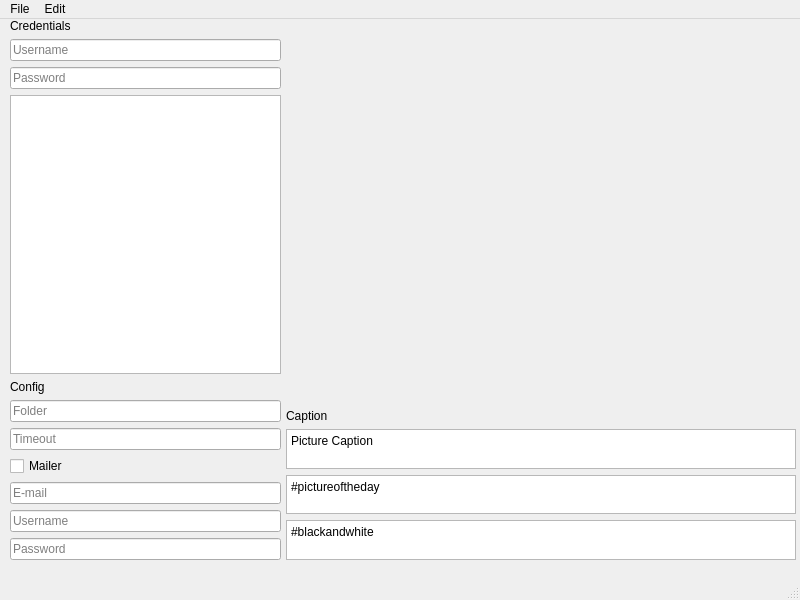
Old version of the form qt/window/mainWindow.ui in the repository 7aske/instapy-bot.
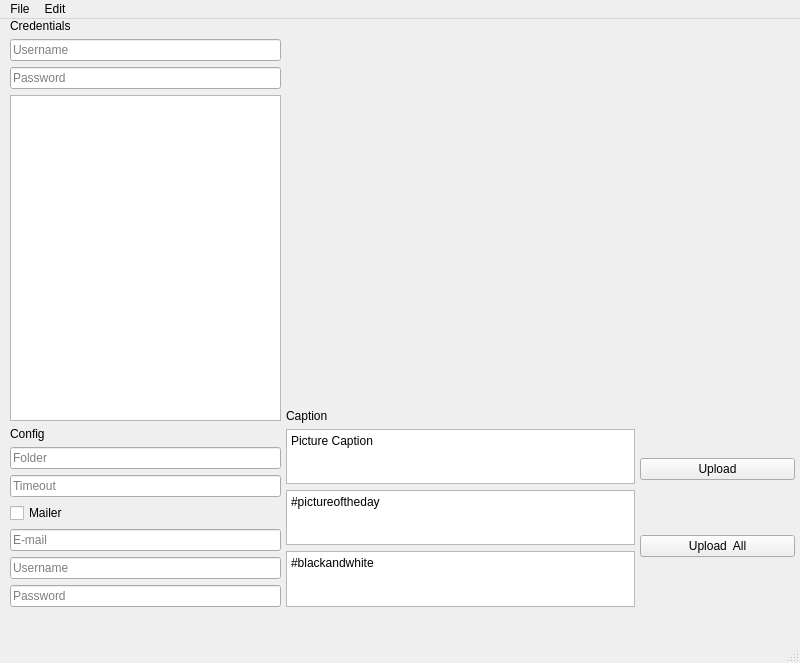
New version of the form.

Commit message: config read/write on exit, upload single photo,  mailer, state<->config  functions

Patch:
```diff
--- a/qt/window/mainWindow.ui
+++ b/qt/window/mainWindow.ui
@@ -7,12 +7,18 @@
     <x>0</x>
     <y>0</y>
     <width>800</width>
-    <height>600</height>
+    <height>663</height>
    </rect>
   </property>
   <property name="windowTitle">
    <string>MainWindow</string>
   </property>
+  <property name="documentMode">
+   <bool>false</bool>
+  </property>
+  <property name="tabShape">
+   <enum>QTabWidget::Rounded</enum>
+  </property>
   <widget class="QWidget" name="centralwidget">
    <widget class="QWidget" name="verticalLayoutWidget">
     <property name="geometry">
@@ -20,7 +26,7 @@
       <x>10</x>
       <y>0</y>
       <width>271</width>
-      <height>541</height>
+      <height>588</height>
      </rect>
     </property>
     <layout class="QVBoxLayout" name="verticalLayout">
@@ -161,13 +167,13 @@
      </item>
     </layout>
    </widget>
-   <widget class="QWidget" name="">
+   <widget class="QWidget" name="layoutWidget">
     <property name="geometry">
      <rect>
       <x>286</x>
       <y>390</y>
-      <width>510</width>
-      <height>151</height>
+      <width>349</width>
+      <height>198</height>
      </rect>
     </property>
     <layout class="QVBoxLayout" name="verticalLayout_2" stretch="0,0,0,0">
@@ -224,6 +230,51 @@
      </item>
     </layout>
    </widget>
+   <widget class="QWidget" name="verticalLayoutWidget_2">
+    <property name="geometry">
+     <rect>
+      <x>640</x>
+      <y>390</y>
+      <width>155</width>
+      <height>198</height>
+     </rect>
+    </property>
+    <layout class="QVBoxLayout" name="verticalLayout_8">
+     <item>
+      <widget class="QPushButton" name="pushButton">
+       <property name="text">
+        <string>Upload</string>
+       </property>
+      </widget>
+     </item>
+     <item>
+      <widget class="QPushButton" name="pushButton_2">
+       <property name="text">
+        <string>Upload  All</string>
+       </property>
+      </widget>
+     </item>
+    </layout>
+   </widget>
+   <widget class="QWidget" name="verticalLayoutWidget_4">
+    <property name="geometry">
+     <rect>
+      <x>10</x>
+      <y>590</y>
+      <width>785</width>
+      <height>23</height>
+     </rect>
+    </property>
+    <layout class="QVBoxLayout" name="verticalLayout_9">
+     <item>
+      <widget class="QLabel" name="label_5">
+       <property name="text">
+        <string/>
+       </property>
+      </widget>
+     </item>
+    </layout>
+   </widget>
   </widget>
   <widget class="QMenuBar" name="menubar">
    <property name="geometry">
```
The commit also changes 8 other files.
